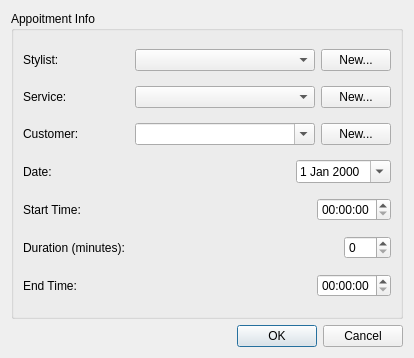
Above: newappointmentdialog.ui from pliniofpa/Profiles_Project before the change. Below: the same form after it.
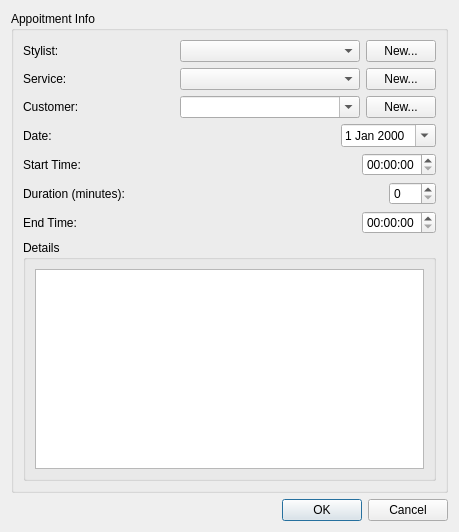
That is the form after the change.

Commit message: Edit appointments working better, showing appointments on main window.

```diff
--- a/newappointmentdialog.ui
+++ b/newappointmentdialog.ui
@@ -6,8 +6,8 @@
    <rect>
     <x>0</x>
     <y>0</y>
-    <width>414</width>
-    <height>358</height>
+    <width>459</width>
+    <height>532</height>
    </rect>
   </property>
   <property name="windowTitle">
@@ -240,6 +240,24 @@
         </item>
        </layout>
       </item>
+      <item>
+       <widget class="QGroupBox" name="groupBox_2">
+        <property name="minimumSize">
+         <size>
+          <width>0</width>
+          <height>200</height>
+         </size>
+        </property>
+        <property name="title">
+         <string>Details</string>
+        </property>
+        <layout class="QVBoxLayout" name="verticalLayout_3">
+         <item>
+          <widget class="QPlainTextEdit" name="details_plainTextEdit"/>
+         </item>
+        </layout>
+       </widget>
+      </item>
      </layout>
     </widget>
    </item>
```
The commit also changes 13 other files.
